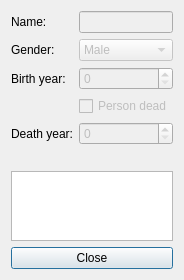
Before: the Qt Designer form Skil3/entity/person/viewpersondialog.ui in AlexanderJosep/skil-3, drawn with Qt 5.
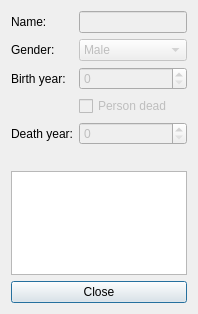
After: the same form once the commit is applied. Icons and pictures are not drawn.

What changed in the file:
```diff
--- a/Skil3/entity/person/viewpersondialog.ui
+++ b/Skil3/entity/person/viewpersondialog.ui
@@ -6,8 +6,8 @@
    <rect>
     <x>0</x>
     <y>0</y>
-    <width>180</width>
-    <height>246</height>
+    <width>198</width>
+    <height>314</height>
    </rect>
   </property>
   <property name="windowTitle">
```
Left out of the diff: 4 changed lines with no effect on the pictures.
